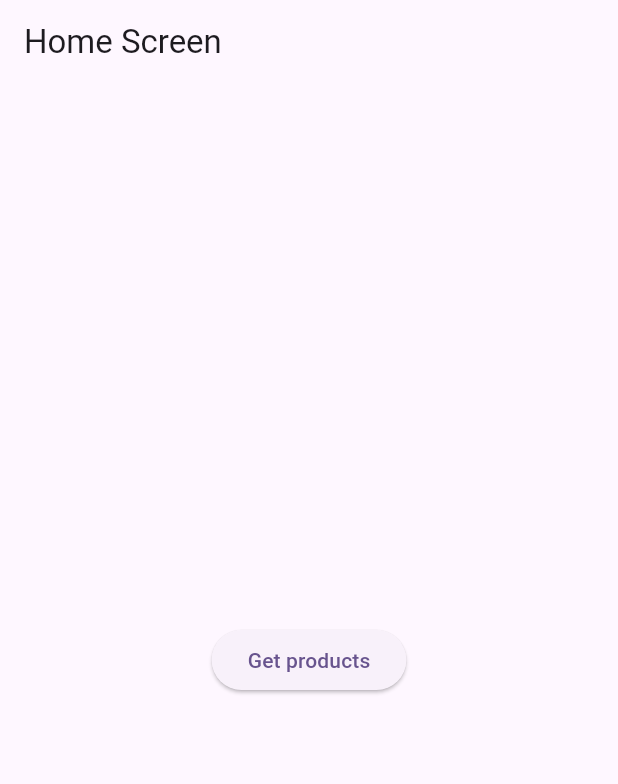
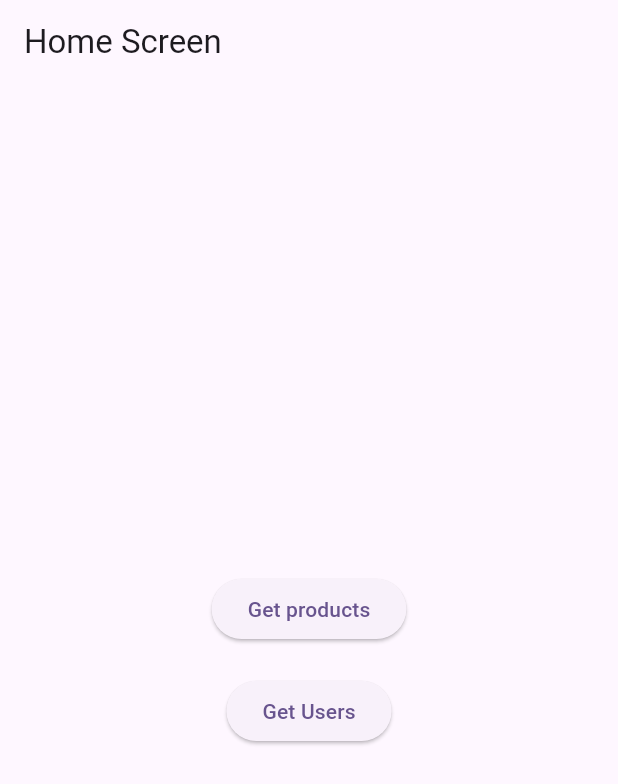
Before and after one commit to Kushal-Hemanth-Y/flutter_bloc_api_test, a Flutter app: the screen it shows after launch, on a phone screen of 412 x 824 dp. Shown: the top 784 px of the screen. Run offline on Flutter 3.47's test engine with Material 2 defaults, Android fonts, the phone set to English and light mode, and no system bars; our stand-ins replace bloc, equatable, flutter_bloc.

Commit message:
cubit implementation

```diff
--- /dev/null
+++ b/lib/cubit/users_cubit.dart
@@ -0,0 +1,23 @@
+import 'package:bloc/bloc.dart';
+import 'package:bloc_pattern_cs_test/models/users_model.dart';
+import 'package:bloc_pattern_cs_test/repo/users_repo.dart';
+
+import 'package:equatable/equatable.dart';
+
+import '../models/users_model.dart';
+
+part 'users_state.dart';
+
+class UsersCubit extends Cubit<UsersState> {
+  final UsersRepo usersRepo;
+  UsersCubit(this.usersRepo) : super(UsersLoadingState());
+  onLoadUsers() async {
+    try {
+      emit(UsersLoadingState());
+      var data = await usersRepo.getUsers();
+      emit(UsersLoadedState(data));
+    } catch (e) {
+      emit(UsersErrorState(e.toString()));
+    }
+  }
+}
--- /dev/null
+++ b/lib/cubit/users_state.dart
@@ -0,0 +1,30 @@
+part of 'users_cubit.dart';
+
+sealed class UsersState extends Equatable {
+  const UsersState();
+
+  @override
+  List<Object> get props => [];
+}
+
+final class UsersInitial extends UsersState {}
+
+final class UsersLoadingState extends UsersState {}
+
+final class UsersLoadedState extends UsersState {
+  final List<UsersModel> usersModel;
+
+  const UsersLoadedState(this.usersModel);
+
+  @override
+  List<Object> get props => [usersModel];
+}
+
+final class UsersErrorState extends UsersState {
+  final String errorMessage;
+
+  const UsersErrorState(this.errorMessage);
+
+  @override
+  List<Object> get props => [errorMessage];
+}
--- a/lib/main.dart
+++ b/lib/main.dart
@@ -1,15 +1,24 @@
 import 'package:bloc_pattern_cs_test/bloc/products_bloc.dart';
+import 'package:bloc_pattern_cs_test/cubit/users_cubit.dart';
 import 'package:bloc_pattern_cs_test/debug/bloc_observer.dart';
 import 'package:bloc_pattern_cs_test/repo/products_repo.dart';
+import 'package:bloc_pattern_cs_test/repo/users_repo.dart';
 import 'package:bloc_pattern_cs_test/screens/home_screen.dart';
 import 'package:flutter/material.dart';
 import 'package:flutter_bloc/flutter_bloc.dart';
 
 void main() {
   Bloc.observer = MyBlocObserver();
-  runApp(RepositoryProvider(
-    lazy: true,
-    create: (context) => ProductsRepo(),
+  runApp(MultiRepositoryProvider(
+    providers: [
+      RepositoryProvider(
+        lazy: true,
+        create: (context) => ProductsRepo(),
+      ),
+      RepositoryProvider(
+        create: (context) => UsersRepo(),
+      ),
+    ],
     child: const MyApp(),
   ));
 }
@@ -19,8 +28,15 @@ class MyApp extends StatelessWidget {
 
   @override
   Widget build(BuildContext context) {
-    return BlocProvider(
-      create: (context) => ProductsBloc(ProductsRepo()),
+    return MultiBlocProvider(
+      providers: [
+        BlocProvider(
+          create: (context) => ProductsBloc(ProductsRepo()),
+        ),
+        BlocProvider(
+          create: (context) => UsersCubit(UsersRepo()),
+        ),
+      ],
       child: MaterialApp(
         debugShowCheckedModeBanner: false,
         title: 'Flutter Demo',
--- /dev/null
+++ b/lib/models/users_model.dart
@@ -0,0 +1,129 @@
+// To parse this JSON data, do
+//
+//     final usersModel = usersModelFromJson(jsonString);
+
+import 'dart:convert';
+
+List<UsersModel> usersModelFromJson(String str) => List<UsersModel>.from(json.decode(str).map((x) => UsersModel.fromJson(x)));
+
+String usersModelToJson(List<UsersModel> data) => json.encode(List<dynamic>.from(data.map((x) => x.toJson())));
+
+class UsersModel {
+    int? id;
+    String? name;
+    String? username;
+    String? email;
+    Address? address;
+    String? phone;
+    String? website;
+    Company? company;
+
+    UsersModel({
+        this.id,
+        this.name,
+        this.username,
+        this.email,
+        this.address,
+        this.phone,
+        this.website,
+        this.company,
+    });
+
+    factory UsersModel.fromJson(Map<String, dynamic> json) => UsersModel(
+        id: json["id"],
+        name: json["name"],
+        username: json["username"],
+        email: json["email"],
+        address: json["address"] == null ? null : Address.fromJson(json["address"]),
+        phone: json["phone"],
+        website: json["website"],
+        company: json["company"] == null ? null : Company.fromJson(json["company"]),
+    );
+
+    Map<String, dynamic> toJson() => {
+        "id": id,
+        "name": name,
+        "username": username,
+        "email": email,
+        "address": address?.toJson(),
+        "phone": phone,
+        "website": website,
+        "company": company?.toJson(),
+    };
+}
+
+class Address {
+    String? street;
+    String? suite;
+    String? city;
+    String? zipcode;
+    Geo? geo;
+
+    Address({
+        this.street,
+        this.suite,
+        this.city,
+        this.zipcode,
+        this.geo,
+    });
+
+    factory Address.fromJson(Map<String, dynamic> json) => Address(
+        street: json["street"],
+        suite: json["suite"],
+        city: json["city"],
+        zipcode: json["zipcode"],
+        geo: json["geo"] == null ? null : Geo.fromJson(json["geo"]),
+    );
+
+    Map<String, dynamic> toJson() => {
+        "street": street,
+        "suite": suite,
+        "city": city,
+        "zipcode": zipcode,
+        "geo": geo?.toJson(),
+    };
+}
+
+class Geo {
+    String? lat;
+    String? lng;
+
+    Geo({
+        this.lat,
+        this.lng,
+    });
+
+    factory Geo.fromJson(Map<String, dynamic> json) => Geo(
+        lat: json["lat"],
+        lng: json["lng"],
+    );
+
+    Map<String, dynamic> toJson() => {
+        "lat": lat,
+        "lng": lng,
+    };
+}
+
+class Company {
+    String? name;
+    String? catchPhrase;
+    String? bs;
+
+    Company({
+        this.name,
+        this.catchPhrase,
+        this.bs,
+    });
+
+    factory Company.fromJson(Map<String, dynamic> json) => Company(
+        name: json["name"],
+        catchPhrase: json["catchPhrase"],
+        bs: json["bs"],
+    );
+
+    Map<String, dynamic> toJson() => {
+        "name": name,
+        "catchPhrase": catchPhrase,
+        "bs": bs,
+    };
+}
--- /dev/null
+++ b/lib/repo/users_repo.dart
@@ -0,0 +1,14 @@
+import 'package:bloc_pattern_cs_test/models/users_model.dart';
+import 'package:http/http.dart' as http;
+
+class UsersRepo{
+  Future<List<UsersModel>> getUsers() async {
+        var response = await http.get(Uri.parse('https://jsonplaceholder.typicode.com/users'));
+       if(response.statusCode == 200){
+        return usersModelFromJson(response.body);
+       }
+        else{
+          throw Exception('Failed to load Users');
+        }
+  }
+}
--- a/lib/screens/home_screen.dart
+++ b/lib/screens/home_screen.dart
@@ -1,4 +1,5 @@
 import 'package:bloc_pattern_cs_test/screens/product_screen.dart';
+import 'package:bloc_pattern_cs_test/screens/users_screen.dart';
 import 'package:flutter/material.dart';
 
 class HomeScreen extends StatelessWidget {
@@ -10,14 +11,33 @@ class HomeScreen extends StatelessWidget {
       appBar: AppBar(
         title: const Text('Home Screen'),
       ),
-      body: Center(
+      body: Column(
+        mainAxisAlignment: MainAxisAlignment.center,
+        children: [
+          Center(
               child: ElevatedButton(
             onPressed: () {
               Navigator.push(context,
-              MaterialPageRoute(builder: (context) => ProductsScreen()));
+                  MaterialPageRoute(builder: (context) => const ProductsScreen()));
             },
             child: const Text('Get products'),
           )),
+
+          const SizedBox(
+            height: 20,
+          ),
+          //* other button
+
+          Center(
+              child: ElevatedButton(
+            onPressed: () {
+              Navigator.push(context,
+                  MaterialPageRoute(builder: (context) => const UsersScreen()));
+            },
+            child: const Text('Get Users'),
+          )),
+        ],
+      ),
     );
   }
 }
```
Also changed, not shown: lib/screens/product_screen.dart (+9 -8 lines), lib/screens/users_screen.dart (added, +48 -0 lines). Lines whose indentation alone changed are shown as unchanged.
